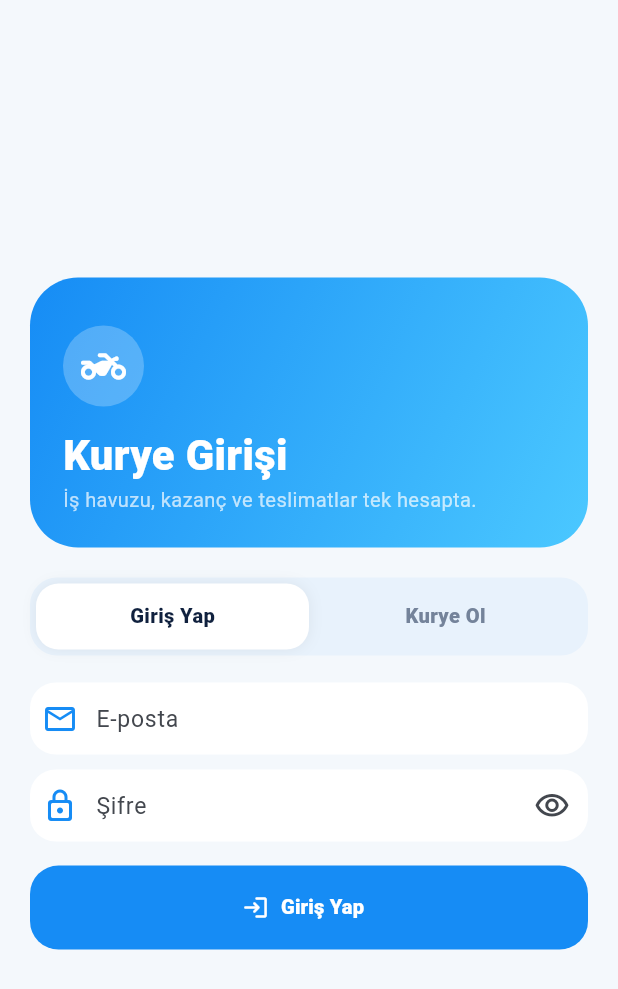
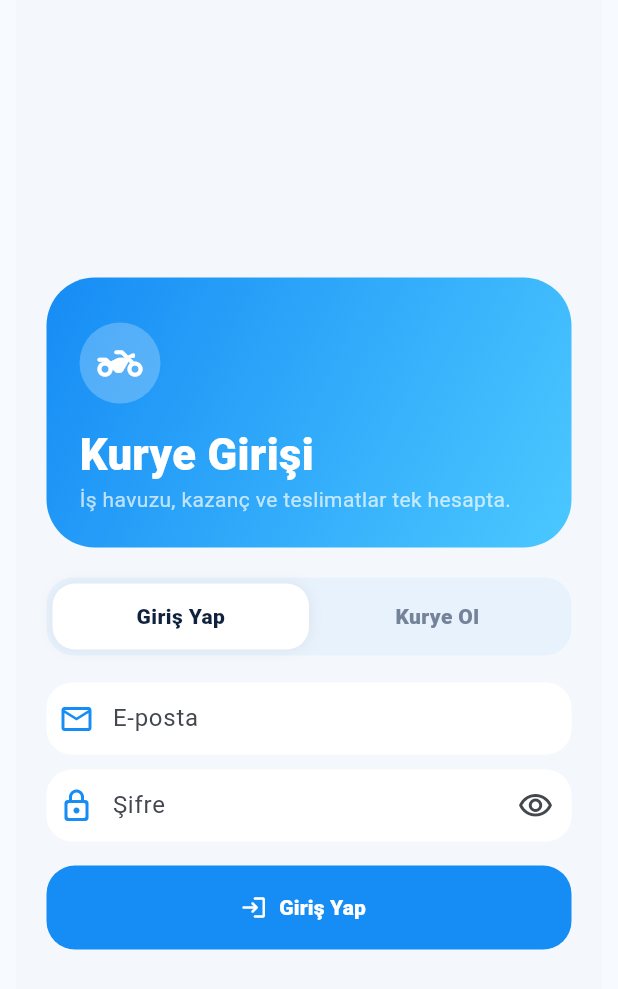
Before and after one commit to Queensho/kurye, a Flutter app: the screen it shows after launch, on a phone screen of 412 x 824 dp. Shown: the top 989 px of the screen. Run offline on Flutter 3.47's test engine with Material 3 defaults, Android fonts, the phone set to English and light mode, and no system bars; our stand-ins replace flutter_map, geolocator, image_picker, latlong2, supabase_flutter; accounts and stored records are empty.

Commit message:
Normalize courier UI sizing across app

```diff
--- a/lib/main.dart
+++ b/lib/main.dart
@@ -213,17 +213,30 @@
           : 'Kurye',
       theme: theme,
       builder: (context, child) {
-        if (child == null || isCustomerPath || isAdminPath)
+        if (child == null || isCustomerPath || isAdminPath) {
           return child ?? const SizedBox.shrink();
+        }
+
+        // Kurye uygulamasının tamamında tek bir referans ölçüsü kullanıyoruz.
+        // Böylece ana sayfa, havuz, atanan işler, kazançlar, profil ve alt
+        // sayfalar farklı ekran genişliklerinde birbirinden farklı büyümüyor.
         final mq = MediaQuery.of(context);
-        final scale = (mq.size.width / 430).clamp(.84, 1.0);
-        return MediaQuery(
-          data: mq.copyWith(textScaler: TextScaler.linear(scale)),
+        final viewportWidth = mq.size.width > 390.0 ? 390.0 : mq.size.width;
+
+        return ColoredBox(
+          color: const Color(0xFFF7FBFF),
           child: Align(
             alignment: Alignment.topCenter,
-            child: ConstrainedBox(
-              constraints: const BoxConstraints(maxWidth: 480),
-              child: child,
+            child: SizedBox(
+              width: viewportWidth,
+              height: mq.size.height,
+              child: MediaQuery(
+                data: mq.copyWith(
+                  size: Size(viewportWidth, mq.size.height),
+                  textScaler: TextScaler.noScaling,
+                ),
+                child: child,
+              ),
             ),
           ),
         );
```
